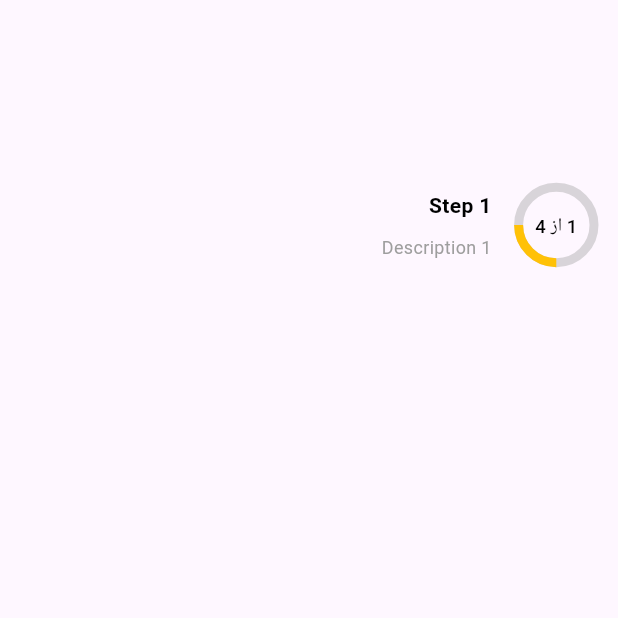
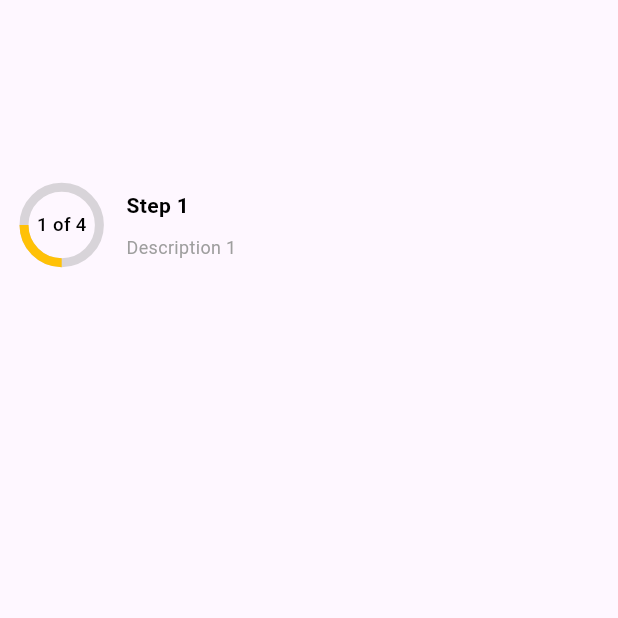
Before and after one commit to roozbehzamany/circle_stepper, a Flutter app: the screen it shows after launch, on a phone screen of 412 x 824 dp, the top half of it. Run offline on Flutter 3.47's test engine with Material 3 defaults, Android fonts, the phone set to English and light mode, and no system bars; Roboto replaces fonts that are missing (Poppins).

```diff
--- a/example/lib/main.dart
+++ b/example/lib/main.dart
@@ -22,13 +22,11 @@ class MyApp extends StatelessWidget {
           child: Container(
             height: 300,
             margin: EdgeInsets.symmetric(horizontal: 16),
-            child: Directionality(
-              textDirection: TextDirection.rtl,
             child: CircleStepper(
-                direction: TextDirection.ltr,
+              fillDirection: FillDirection.clockwise,
               step: 1,
               totalSteps: 4,
-                betweenStepText: 'از',
+              betweenStepText: 'of',
               stepTitles: const {
                 1: 'Step 1',
                 2: 'Step 2',
@@ -47,7 +45,6 @@ class MyApp extends StatelessWidget {
           ),
         ),
       ),
-      ),
     );
   }
 }
--- a/lib/circle_stepper.dart
+++ b/lib/circle_stepper.dart
@@ -2,20 +2,26 @@ library circle_stepper;
 
 
 import 'package:flutter/material.dart';
+import 'package:flutter/material.dart';
+
+enum FillDirection {
+  clockwise,
+  counterClockwise,
+}
 
 class CircleStepper extends StatefulWidget {
-  final int step; // Current step value
-  final int totalSteps; // Total number of steps
-  final String betweenStepText; // Total number of steps
-  final Map<int, String> stepTitles; // Map of step number to title
-  final Map<int, String> stepDescriptions; // Map of step number to description
-  final Color progressColor; // Color of the progress bar
+  final int step;
+  final int totalSteps;
+  final String betweenStepText;
+  final Map<int, String> stepTitles;
+  final Map<int, String> stepDescriptions;
+  final Color progressColor;
   final Color backgroundColor;
-  final String fontFamily = 'Poppins';
-  final Color colorTextStepper = Colors.black;
-  final Color colorTitle = Colors.black;
-  final Color colorDescriptions = Colors.grey;
-  final TextDirection direction;
+  final String fontFamily;
+  final Color colorTextStepper;
+  final Color colorTitle;
+  final Color colorDescriptions;
+  final FillDirection fillDirection; // New property
 
   const CircleStepper({
     Key? key,
@@ -26,7 +32,11 @@ class CircleStepper extends StatefulWidget {
     required this.stepDescriptions,
     required this.progressColor,
     required this.backgroundColor,
-    required this.direction,
+    this.fontFamily = 'Poppins',
+    this.colorTextStepper = Colors.black,
+    this.colorTitle = Colors.black,
+    this.colorDescriptions = Colors.grey,
+    this.fillDirection = FillDirection.clockwise, // Default is clockwise
   }) : super(key: key);
 
   @override
@@ -34,21 +44,19 @@ class CircleStepper extends StatefulWidget {
 }
 
 class _CircleStepperState extends State<CircleStepper> with SingleTickerProviderStateMixin {
-  late AnimationController _animationController; // Controller for animation
-  late Animation<double> _progressAnimation; // Animation for progress value
-  double _previousProgress = 0.0; // Track the previous progress
+  late AnimationController _animationController;
+  late Animation<double> _progressAnimation;
+  double _previousProgress = 0.0;
 
   @override
   void initState() {
     super.initState();
 
-    // Initialize the animation controller
     _animationController = AnimationController(
       vsync: this,
-      duration: const Duration(milliseconds: 800), // Duration of animation
+      duration: const Duration(milliseconds: 800),
     );
 
-    // Initialize the progress animation with the current step value
     _progressAnimation = Tween<double>(
       begin: _previousProgress,
       end: widget.step / widget.totalSteps,
@@ -57,7 +65,6 @@ class _CircleStepperState extends State<CircleStepper> with SingleTickerProvider
       curve: Curves.easeInOut,
     ));
 
-    // Start the animation
     _animationController.forward();
   }
 
@@ -65,25 +72,22 @@ class _CircleStepperState extends State<CircleStepper> with SingleTickerProvider
   void didUpdateWidget(covariant CircleStepper oldWidget) {
     super.didUpdateWidget(oldWidget);
 
-    // Calculate the new progress based on the step and total steps
     double newProgress = widget.step / widget.totalSteps;
 
-    // Update the animation to transition from the current to the new progress
     _progressAnimation = Tween<double>(
-      begin: _progressAnimation.value, // Start from current progress
-      end: newProgress, // End at new progress
+      begin: _progressAnimation.value,
+      end: newProgress,
     ).animate(CurvedAnimation(
       parent: _animationController,
       curve: Curves.easeInOut,
     ));
 
-    // Restart the animation from the current position
     _animationController.forward(from: 0);
   }
 
   @override
   void dispose() {
-    _animationController.dispose(); // Dispose of the animation controller
+    _animationController.dispose();
     super.dispose();
   }
 
@@ -104,11 +108,18 @@ class _CircleStepperState extends State<CircleStepper> with SingleTickerProvider
                   child: AnimatedBuilder(
                     animation: _progressAnimation,
                     builder: (context, child) {
-                      return CircularProgressIndicator(
-                        color: widget.progressColor,
-                        backgroundColor: widget.backgroundColor,
-                        value: _progressAnimation.value, // Animated progress value
-                        strokeWidth: 6,
+                      // Apply a transform based on the selected direction
+                      return Transform(
+                        transform: widget.fillDirection == FillDirection.clockwise
+                            ? Matrix4.identity() // No transformation for clockwise
+                            : Matrix4.rotationY(3.14159), // Rotate 180 degrees for counter-clockwise
+                        alignment: Alignment.center,
+                        child: CircularProgressIndicator(
+                          color: widget.progressColor,
+                          backgroundColor: widget.backgroundColor,
+                          value: _progressAnimation.value,
+                          strokeWidth: 6,
+                        ),
                       );
                     },
                   ),
@@ -116,7 +127,7 @@ class _CircleStepperState extends State<CircleStepper> with SingleTickerProvider
               ),
               Positioned(
                 child: Text(
-                  '${widget.step} ${widget.betweenStepText} ${widget.totalSteps}', // Dynamic step text
+                  '${widget.step} ${widget.betweenStepText} ${widget.totalSteps}',
                   style: TextStyle(
                     fontSize: MediaQuery.of(context).size.width * .03,
                     fontWeight: FontWeight.w500,
@@ -129,13 +140,13 @@ class _CircleStepperState extends State<CircleStepper> with SingleTickerProvider
           ),
           const SizedBox(width: 18),
           SizedBox(
-            height: MediaQuery.sizeOf(context).height * .061,
+            height: MediaQuery.of(context).size.height * .061,
             child: Column(
               crossAxisAlignment: CrossAxisAlignment.start,
               mainAxisAlignment: MainAxisAlignment.spaceEvenly,
               children: [
                 Text(
-                  widget.stepTitles[widget.step] ?? '', // Dynamic title based on step
+                  widget.stepTitles[widget.step] ?? '',
                   style: TextStyle(
                     fontSize: MediaQuery.of(context).size.width * .034,
                     fontWeight: FontWeight.w600,
@@ -145,7 +156,7 @@ class _CircleStepperState extends State<CircleStepper> with SingleTickerProvider
                 ),
                 const SizedBox(height: 5),
                 Text(
-                  widget.stepDescriptions[widget.step] ?? '', // Dynamic description based on step
+                  widget.stepDescriptions[widget.step] ?? '',
                   style: TextStyle(
                     fontSize: MediaQuery.of(context).size.width * .029,
                     fontWeight: FontWeight.w400,
```
Lines whose indentation alone changed are shown as unchanged.
